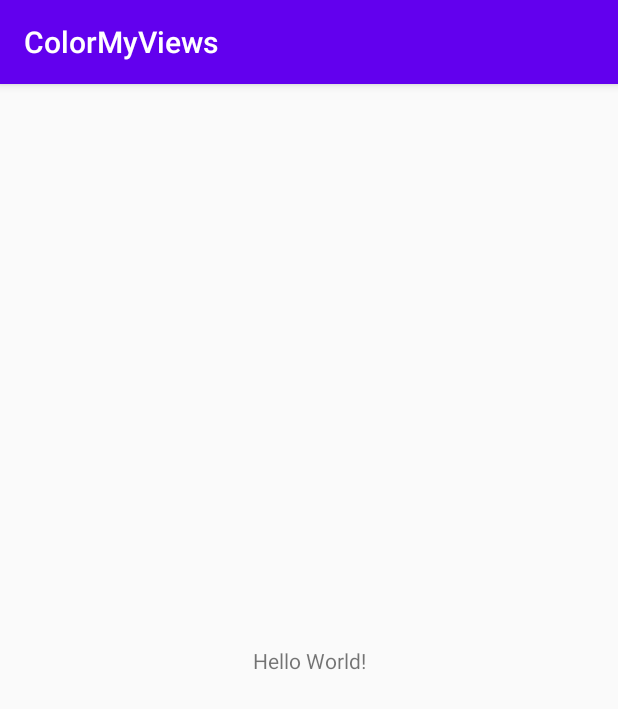
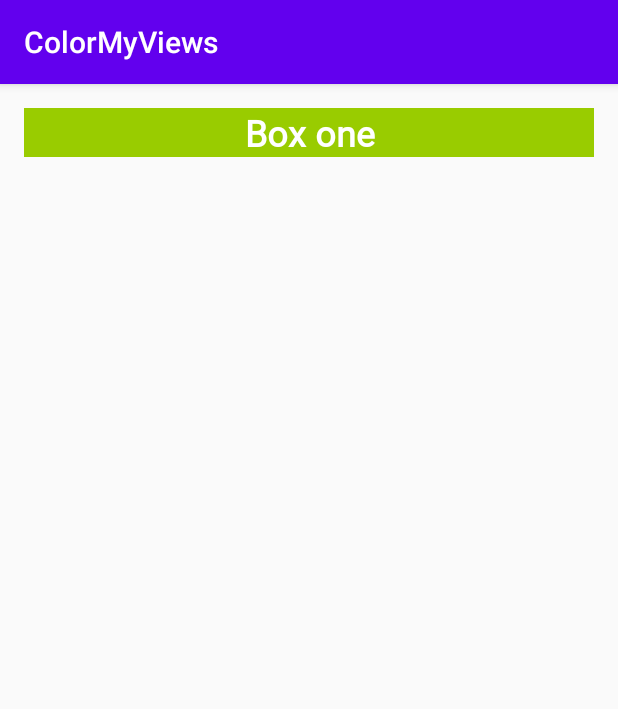
Before and after one commit to Damian9696/Android_Kotlin_ColorMyViews, an Android app: the screen it shows after launch (MainActivity), on a phone screen of 412 x 824 dp. Shown: the top 709 px of the screen. Run offline under Robolectric (Android 15) with nearby library versions, the phone set to English and light mode, and no system bars.

Commit message:
Added box one view.

```diff
--- a/app/src/main/res/layout/activity_main.xml
+++ b/app/src/main/res/layout/activity_main.xml
@@ -7,10 +7,14 @@
     tools:context=".MainActivity">
 
     <TextView
-        android:layout_width="wrap_content"
+        android:id="@+id/box_one_text"
+        style="@style/WhiteBox"
+        android:layout_width="0dp"
         android:layout_height="wrap_content"
-        android:text="Hello World!"
-        app:layout_constraintBottom_toBottomOf="parent"
+        android:layout_marginLeft="@dimen/margin_wide"
+        android:layout_marginTop="@dimen/margin_wide"
+        android:layout_marginRight="@dimen/margin_wide"
+        android:text="@string/box_one"
         app:layout_constraintLeft_toLeftOf="parent"
         app:layout_constraintRight_toRightOf="parent"
         app:layout_constraintTop_toTopOf="parent" />
--- /dev/null
+++ b/app/src/main/res/values/dimens.sml.xml
@@ -0,0 +1,6 @@
+<?xml version="1.0" encoding="utf-8"?>
+<resources>
+    <dimen name="margin_wide">16dp</dimen>
+    <dimen name="margin_half">8dp</dimen>
+    <dimen name="box_text_size">24dp</dimen>
+</resources>
--- a/app/src/main/res/values/strings.xml
+++ b/app/src/main/res/values/strings.xml
@@ -1,3 +1,4 @@
 <resources>
     <string name="app_name">ColorMyViews</string>
+    <string name="box_one">Box one</string>
 </resources>
--- a/app/src/main/res/values/styles.xml
+++ b/app/src/main/res/values/styles.xml
@@ -8,4 +8,13 @@
         <item name="colorAccent">@color/colorAccent</item>
     </style>
 
+    <style name="WhiteBox">
+        <item name="android:background">@android:color/holo_green_light</item>
+        <item name="android:textAlignment">center</item>
+        <item name="android:textSize">@dimen/box_text_size</item>
+        <item name="android:textStyle">bold</item>
+        <item name="android:textColor">@android:color/white</item>
+        <item name="android:fontFamily">@font/roboto</item>
+    </style>
+
 </resources>
```
Also changed, not shown: app/src/main/res/font/roboto.ttf (added).
